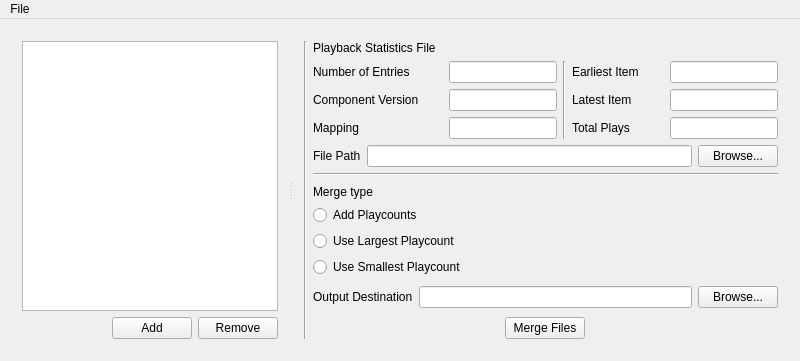
Above: playStatMerger/mainwindow.ui from Dystill/foo-playcount-xmlmerge before the change. Below: the same form after it.
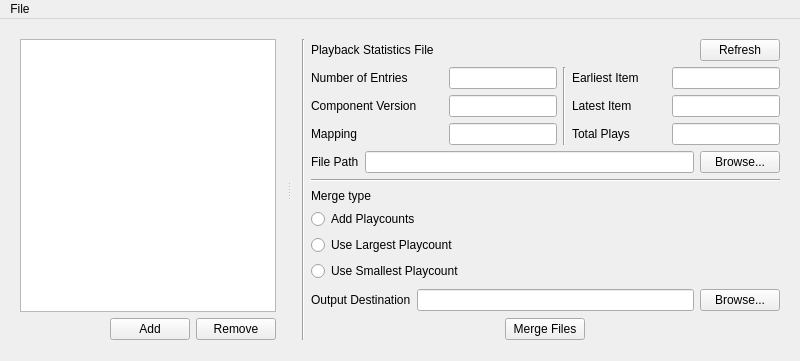
That is the form after the change.

Commit message: Added FileData struct to store file data

What changed in the file:
```diff
--- a/playStatMerger/mainwindow.ui
+++ b/playStatMerger/mainwindow.ui
@@ -14,9 +14,15 @@
    <string>MainWindow</string>
   </property>
   <widget class="QWidget" name="centralWidget">
-   <layout class="QVBoxLayout" name="verticalLayout_6">
-    <item>
      <widget class="QSplitter" name="splitter">
+    <property name="geometry">
+     <rect>
+      <x>9</x>
+      <y>9</y>
+      <width>782</width>
+      <height>323</height>
+     </rect>
+    </property>
       <property name="orientation">
        <enum>Qt::Horizontal</enum>
       </property>
@@ -81,6 +87,8 @@
         <item>
          <layout class="QVBoxLayout" name="verticalLayout_5">
           <item>
+         <layout class="QHBoxLayout" name="horizontalLayout_12">
+          <item>
            <widget class="QLabel" name="labelTitle">
             <property name="text">
              <string>Playback Statistics File</string>
@@ -88,6 +96,28 @@
            </widget>
           </item>
           <item>
+           <spacer name="horizontalSpacer_7">
+            <property name="orientation">
+             <enum>Qt::Horizontal</enum>
+            </property>
+            <property name="sizeHint" stdset="0">
+             <size>
+              <width>40</width>
+              <height>20</height>
+             </size>
+            </property>
+           </spacer>
+          </item>
+          <item>
+           <widget class="QPushButton" name="pushButton_Refresh">
+            <property name="text">
+             <string>Refresh</string>
+            </property>
+           </widget>
+          </item>
+         </layout>
+        </item>
+        <item>
            <layout class="QHBoxLayout" name="horizontalLayout_7">
             <item>
              <layout class="QVBoxLayout" name="verticalLayout_4">
@@ -458,8 +488,6 @@
        </layout>
       </widget>
      </widget>
-    </item>
-   </layout>
   </widget>
   <widget class="QMenuBar" name="menuBar">
    <property name="geometry">
```
Lines whose indentation alone changed are shown as unchanged. The commit also changes 2 other files.
